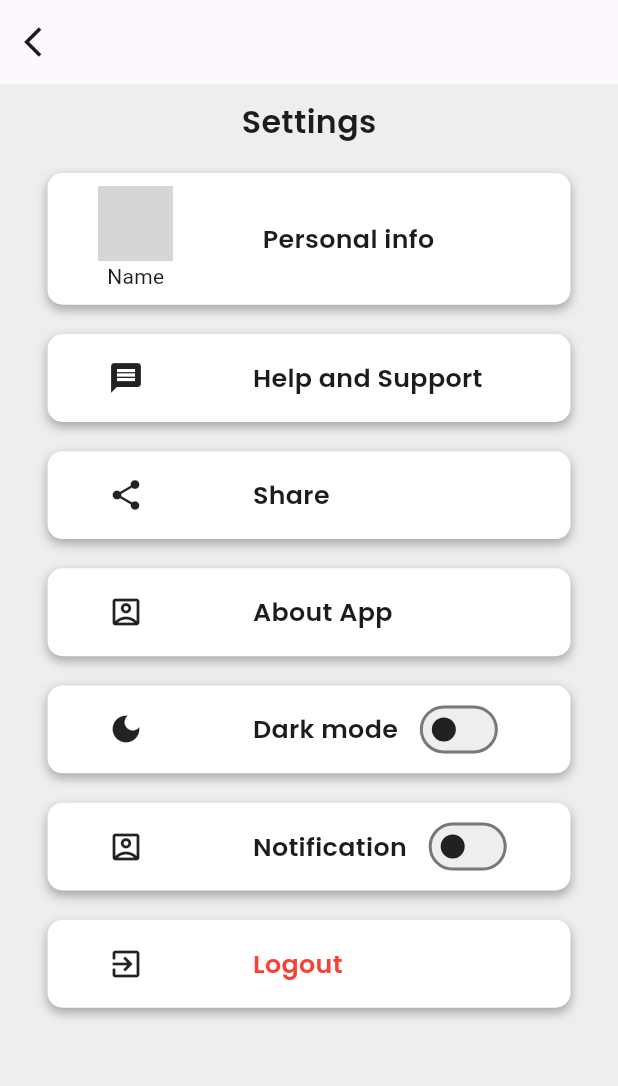
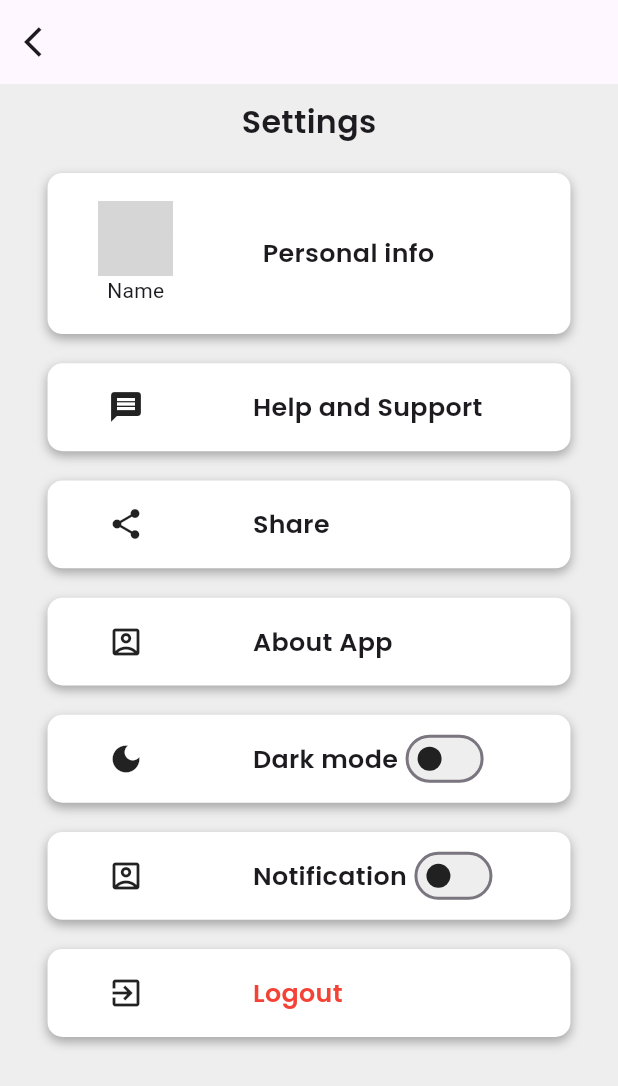
Before and after one commit to Nihala163/edulive, a Flutter app: the screen it shows after launch, in the side drawer, after a tap on "Settings", on a phone screen of 412 x 824 dp. Shown: the top 1086 px of the screen. Run offline on Flutter 3.47's test engine with Material 3 defaults, Android fonts, the phone set to English and light mode, and no system bars; our stand-ins replace carousel_slider, cloud_firestore, dropdown_button2, file_picker, firebase_core, firebase_storage and 9 more; accounts and stored records are empty; network calls fail; grey boxes are pictures that could not be loaded.

Commit message:
fourth  commit

```diff
--- a/lib/Adminlogin/AdminLogin.dart
+++ b/lib/Adminlogin/AdminLogin.dart
@@ -4,7 +4,9 @@ import 'package:flutter/services.dart';
 import 'package:flutter_screenutil/flutter_screenutil.dart';
 import 'package:google_fonts/google_fonts.dart';
 
-import 'Welcome.dart';
+import '../addPdf/adminDash.dart';
+
+
 
 class Adminlogin extends StatefulWidget {
   const Adminlogin({
@@ -25,7 +27,7 @@ class _AdminloginState extends State<Adminlogin> {
     if (Name.text == 'kmo@gmail.com' && Pass.text == '123') {
       Navigator.push(context, MaterialPageRoute(
         builder: (context) {
-          return Welcome();
+          return AdminDash();
         },
       ));
     }
@@ -74,37 +76,6 @@ class _AdminloginState extends State<Adminlogin> {
                     )
                   ],
                 ),
-                // TextFormField(
-                //   controller: Name,
-                //   keyboardType: TextInputType.text,
-                //   decoration: InputDecoration(
-                //     fillColor: Colors.white,
-                //     filled: true,
-                //     hintText: 'Enter username',
-                //     prefixIcon: Icon(Icons.person),
-                //     hintStyle: GoogleFonts.poppins(
-                //         fontSize: 13.sp,
-                //         fontWeight: FontWeight.w400,
-                //         color: Color(0xff878787)),
-                //     contentPadding:
-                //         EdgeInsets.symmetric(vertical: 10, horizontal: 15).r,
-                //     focusedBorder: OutlineInputBorder(
-                //       borderSide: const BorderSide(color: Color(0xff668796)),
-                //       borderRadius: BorderRadius.circular(8).r,
-                //     ),
-                //     enabledBorder: OutlineInputBorder(
-                //       borderSide: BorderSide.none,
-                //       borderRadius: BorderRadius.circular(8).r,
-                //     ),
-                //     // border: const OutlineInputBorder(
-                //     //     borderSide: BorderSide.none)
-                //   ),
-                //   validator: (value) {
-                //     if (value!.isEmpty) {
-                //       return "Enter valied phone number";
-                //     }
-                //   },
-                // ),
                 SizedBox(
                   height: 50.h,
                 ),
@@ -155,7 +126,8 @@ class _AdminloginState extends State<Adminlogin> {
                               fillColor: Colors.white,
                               filled: true,
                               prefixIcon: Icon(Icons.lock),
-                              contentPadding: EdgeInsets.symmetric(vertical: 10),
+                              contentPadding:
+                                  EdgeInsets.symmetric(vertical: 10),
                               suffixIcon: GestureDetector(
                                   onTap: () {
                                     setState(() {
--- a/lib/Settings/Settings.dart
+++ b/lib/Settings/Settings.dart
@@ -62,7 +62,7 @@ class _SettingsState extends State<Settings> {
                         ));
                   },
                   child: Container(
-                    height: 90.h,
+                    height: 110.h,
                     width: 330.w,
                     decoration: BoxDecoration(
                         color: Colors.white,
@@ -317,7 +317,7 @@ class _SettingsState extends State<Settings> {
                                         fontSize: 16.sp,
                                         fontWeight: FontWeight.w600)),
                                 Padding(
-                                  padding: EdgeInsets.only(left: 10.w),
+                                  padding: EdgeInsets.only(left: 1.w),
                                   child: Switch(
                                     inactiveThumbColor: Colors.black87,
                                     inactiveTrackColor: Colors.grey.shade200,
@@ -382,7 +382,7 @@ class _SettingsState extends State<Settings> {
                                         fontSize: 16.sp,
                                         fontWeight: FontWeight.w600)),
                                 Padding(
-                                  padding: EdgeInsets.only(left: 10.w),
+                                  padding: EdgeInsets.only(left: 1.w),
                                   child: Switch(
                                     inactiveThumbColor: Colors.black87,
                                     inactiveTrackColor: Colors.grey.shade200,
--- a/lib/UserLogin/User.dart
+++ b/lib/UserLogin/User.dart
@@ -5,6 +5,8 @@ import 'package:flutter_screenutil/flutter_screenutil.dart';
 import 'package:google_fonts/google_fonts.dart';
 import 'package:intl_phone_field/intl_phone_field.dart';
 import 'package:pinput/pinput.dart';
+
+import 'UserRegister.dart';
 
 class UserLogin extends StatefulWidget {
   const UserLogin({super.key});
@@ -49,7 +51,6 @@ class _UserLoginState extends State<UserLogin> {
           Padding(
             padding: EdgeInsets.only(top: 50.h, left: 50.w, right: 50.w),
             child: IntlPhoneField(
-
               decoration: InputDecoration(
                 labelText: 'Phone Number',
                 border: OutlineInputBorder(
@@ -79,11 +80,11 @@ class _UserLoginState extends State<UserLogin> {
               children: [
                 InkWell(
                   onTap: () {
-                    // Navigator.push(
-                    //     context,
-                    //     MaterialPageRoute(
-                    //       builder: (context) => ForgottNewpassword(),
-                    //     ));
+                    Navigator.push(
+                        context,
+                        MaterialPageRoute(
+                          builder: (context) => Userregister(),
+                        ));
                   },
                   child: Container(
                     height: 50.h,
--- a/lib/UserLogin/UserDashBord.dart
+++ b/lib/UserLogin/UserDashBord.dart
@@ -106,8 +106,8 @@ class _HomePageState extends State<HomePage> {
             mainAxisAlignment: MainAxisAlignment.center,
             children: [
               Container(
-                  height: 250.h,
-                  width: 330.w,
+                  height: 290.h,
+                  width: 340.w,
                   decoration: BoxDecoration(
                       color: Colors.white,
                       borderRadius: BorderRadius.circular(10),
@@ -120,8 +120,8 @@ class _HomePageState extends State<HomePage> {
                   child: GridView.count(
                     primary: false,
                     padding: const EdgeInsets.all(20),
-                    crossAxisSpacing: 10,
-                    mainAxisSpacing: 10,
+                    crossAxisSpacing: 5,
+                    mainAxisSpacing: 5,
                     crossAxisCount: 3,
                     children: <Widget>[
                       Container(
@@ -144,12 +144,8 @@ class _HomePageState extends State<HomePage> {
                                       fit: BoxFit.fill),
                                   color: Colors.grey.shade200),
                             ),
-                            Padding(
-                              padding: const EdgeInsets.all(2.0),
-                              child: Text("Quiz",
-                                  style:
-                                      TextStyle(fontWeight: FontWeight.w600)),
-                            ),
+                            Text("Quiz",
+                                style: TextStyle(fontWeight: FontWeight.w600)),
                           ],
                         ),
                       ),
@@ -173,12 +169,8 @@ class _HomePageState extends State<HomePage> {
                                       fit: BoxFit.fill),
                                   color: Colors.grey.shade200),
                             ),
-                            Padding(
-                              padding: const EdgeInsets.all(2.0),
-                              child: Text("Material",
-                                  style:
-                                      TextStyle(fontWeight: FontWeight.w600)),
-                            ),
+                            Text("Material",
+                                style: TextStyle(fontWeight: FontWeight.w600)),
                           ],
                         ),
                       ),
@@ -202,12 +194,8 @@ class _HomePageState extends State<HomePage> {
                                       fit: BoxFit.fill),
                                   color: Colors.grey.shade200),
                             ),
-                            Padding(
-                              padding: const EdgeInsets.all(2.0),
-                              child: Text("Video",
-                                  style:
-                                      TextStyle(fontWeight: FontWeight.w600)),
-                            ),
+                            Text("Video",
+                                style: TextStyle(fontWeight: FontWeight.w600)),
                           ],
                         ),
                       ),
@@ -231,12 +219,8 @@ class _HomePageState extends State<HomePage> {
                                       fit: BoxFit.fill),
                                   color: Colors.grey.shade200),
                             ),
-                            Padding(
-                              padding: const EdgeInsets.all(2.0),
-                              child: Text("Todo",
-                                  style:
-                                      TextStyle(fontWeight: FontWeight.w600)),
-                            ),
+                            Text("Todo",
+                                style: TextStyle(fontWeight: FontWeight.w600)),
                           ],
                         ),
                       ),
@@ -260,12 +244,8 @@ class _HomePageState extends State<HomePage> {
                                       fit: BoxFit.fill),
                                   color: Colors.grey.shade200),
                             ),
-                            Padding(
-                              padding: const EdgeInsets.all(2.0),
-                              child: Text("Compleate",
-                                  style:
-                                      TextStyle(fontWeight: FontWeight.w600)),
-                            ),
+                            Text("Complete",
+                                style: TextStyle(fontWeight: FontWeight.w600)),
                           ],
                         ),
                       ),
@@ -289,12 +269,8 @@ class _HomePageState extends State<HomePage> {
                                       fit: BoxFit.fill),
                                   color: Colors.grey.shade200),
                             ),
-                            Padding(
-                              padding: const EdgeInsets.all(2.0),
-                              child: Text("Tips",
-                                  style:
-                                      TextStyle(fontWeight: FontWeight.w600)),
-                            ),
+                            Text("Tips",
+                                style: TextStyle(fontWeight: FontWeight.w600)),
                           ],
                         ),
                       ),
```
